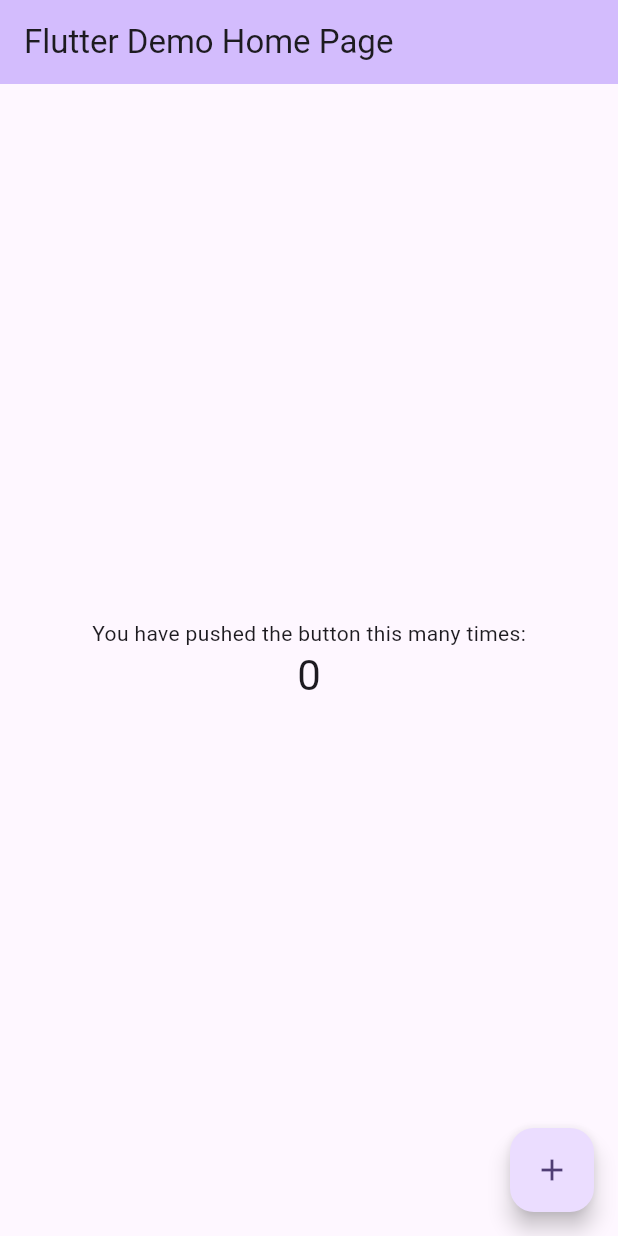
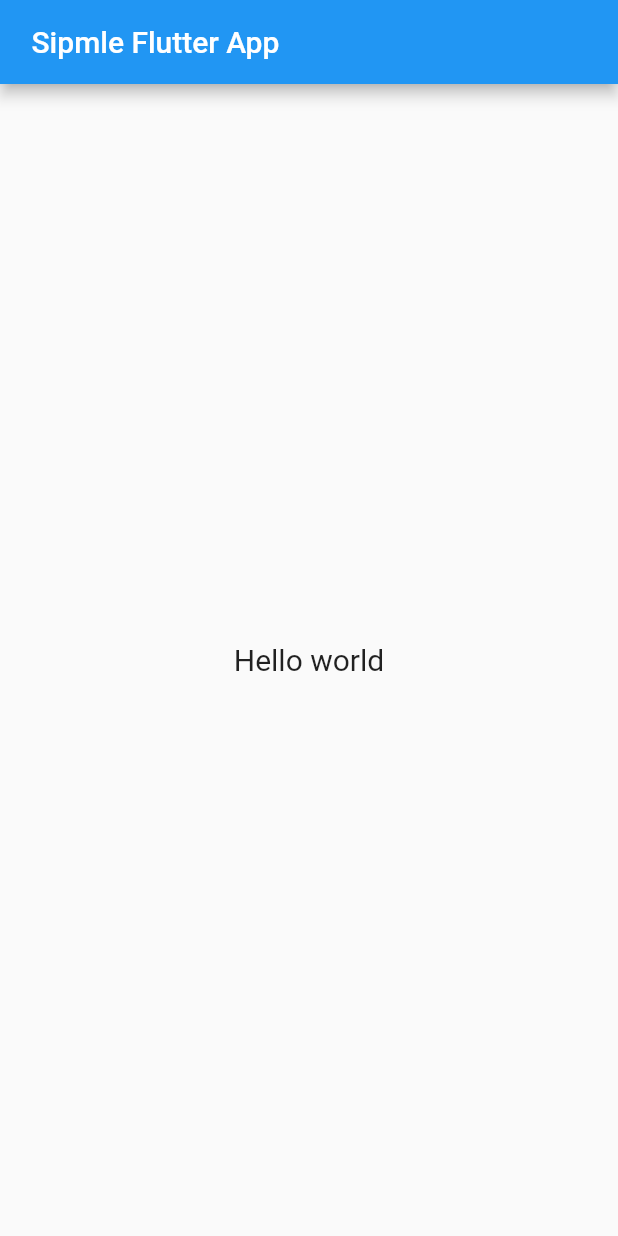
Before and after one commit to 2000kavinda/mad_simple_app, a Flutter app: the screen it shows after launch, on a phone screen of 412 x 824 dp. Run offline on Flutter 3.47's test engine with Material 2 defaults, Android fonts, the phone set to English and light mode, and no system bars.

Commit message:
project completed

```diff
--- a/lib/main.dart
+++ b/lib/main.dart
@@ -1,125 +1,16 @@
 import 'package:flutter/material.dart';
+import 'package:mad_simple_app/pages/home_page.dart';
 
 void main() {
-  runApp(const MyApp());
+  runApp(MyApp());
 }
 
 class MyApp extends StatelessWidget {
-  const MyApp({super.key});
-
-  // This widget is the root of your application.
   @override
+  //function that returns a widget
   Widget build(BuildContext context) {
     return MaterialApp(
-      title: 'Flutter Demo',
-      theme: ThemeData(
-        // This is the theme of your application.
-        //
-        // TRY THIS: Try running your application with "flutter run". You'll see
-        // the application has a blue toolbar. Then, without quitting the app,
-        // try changing the seedColor in the colorScheme below to Colors.green
-        // and then invoke "hot reload" (save your changes or press the "hot
-        // reload" button in a Flutter-supported IDE, or press "r" if you used
-        // the command line to start the app).
-        //
-        // Notice that the counter didn't reset back to zero; the application
-        // state is not lost during the reload. To reset the state, use hot
-        // restart instead.
-        //
-        // This works for code too, not just values: Most code changes can be
-        // tested with just a hot reload.
-        colorScheme: ColorScheme.fromSeed(seedColor: Colors.deepPurple),
-        useMaterial3: true,
-      ),
-      home: const MyHomePage(title: 'Flutter Demo Home Page'),
+      home: home_page(),
     );
   }
 }
-
-class MyHomePage extends StatefulWidget {
-  const MyHomePage({super.key, required this.title});
-
-  // This widget is the home page of your application. It is stateful, meaning
-  // that it has a State object (defined below) that contains fields that affect
-  // how it looks.
-
-  // This class is the configuration for the state. It holds the values (in this
-  // case the title) provided by the parent (in this case the App widget) and
-  // used by the build method of the State. Fields in a Widget subclass are
-  // always marked "final".
-
-  final String title;
-
-  @override
-  State<MyHomePage> createState() => _MyHomePageState();
-}
-
-class _MyHomePageState extends State<MyHomePage> {
-  int _counter = 0;
-
-  void _incrementCounter() {
-    setState(() {
-      // This call to setState tells the Flutter framework that something has
-      // changed in this State, which causes it to rerun the build method below
-      // so that the display can reflect the updated values. If we changed
-      // _counter without calling setState(), then the build method would not be
-      // called again, and so nothing would appear to happen.
-      _counter++;
-    });
-  }
-
-  @override
-  Widget build(BuildContext context) {
-    // This method is rerun every time setState is called, for instance as done
-    // by the _incrementCounter method above.
-    //
-    // The Flutter framework has been optimized to make rerunning build methods
-    // fast, so that you can just rebuild anything that needs updating rather
-    // than having to individually change instances of widgets.
-    return Scaffold(
-      appBar: AppBar(
-        // TRY THIS: Try changing the color here to a specific color (to
-        // Colors.amber, perhaps?) and trigger a hot reload to see the AppBar
-        // change color while the other colors stay the same.
-        backgroundColor: Theme.of(context).colorScheme.inversePrimary,
-        // Here we take the value from the MyHomePage object that was created by
-        // the App.build method, and use it to set our appbar title.
-        title: Text(widget.title),
-      ),
-      body: Center(
-        // Center is a layout widget. It takes a single child and positions it
-        // in the middle of the parent.
-        child: Column(
-          // Column is also a layout widget. It takes a list of children and
-          // arranges them vertically. By default, it sizes itself to fit its
-          // children horizontally, and tries to be as tall as its parent.
-          //
-          // Column has various properties to control how it sizes itself and
-          // how it positions its children. Here we use mainAxisAlignment to
-          // center the children vertically; the main axis here is the vertical
-          // axis because Columns are vertical (the cross axis would be
-          // horizontal).
-          //
-          // TRY THIS: Invoke "debug painting" (choose the "Toggle Debug Paint"
-          // action in the IDE, or press "p" in the console), to see the
-          // wireframe for each widget.
-          mainAxisAlignment: MainAxisAlignment.center,
-          children: <Widget>[
-            const Text(
-              'You have pushed the button this many times:',
-            ),
-            Text(
-              '$_counter',
-              style: Theme.of(context).textTheme.headlineMedium,
-            ),
-          ],
-        ),
-      ),
-      floatingActionButton: FloatingActionButton(
-        onPressed: _incrementCounter,
-        tooltip: 'Increment',
-        child: const Icon(Icons.add),
-      ), // This trailing comma makes auto-formatting nicer for build methods.
-    );
-  }
-}
--- /dev/null
+++ b/lib/pages/home_page.dart
@@ -0,0 +1,21 @@
+import 'package:flutter/material.dart';
+
+class home_page extends StatelessWidget {
+  @override
+  //function that returns a widget
+  Widget build(BuildContext context) {
+    return Scaffold(
+      //first thing that show when run the app
+      appBar: AppBar(
+        title: Text(" Sipmle Flutter App"),
+      ),
+      body: Center(
+        child: Text(
+          "Hello world",
+          style: TextStyle(fontSize: 20.00),
+        ),
+      ),
+    );
+
+  }
+}
```
Also changed, not shown: 1 other file.
